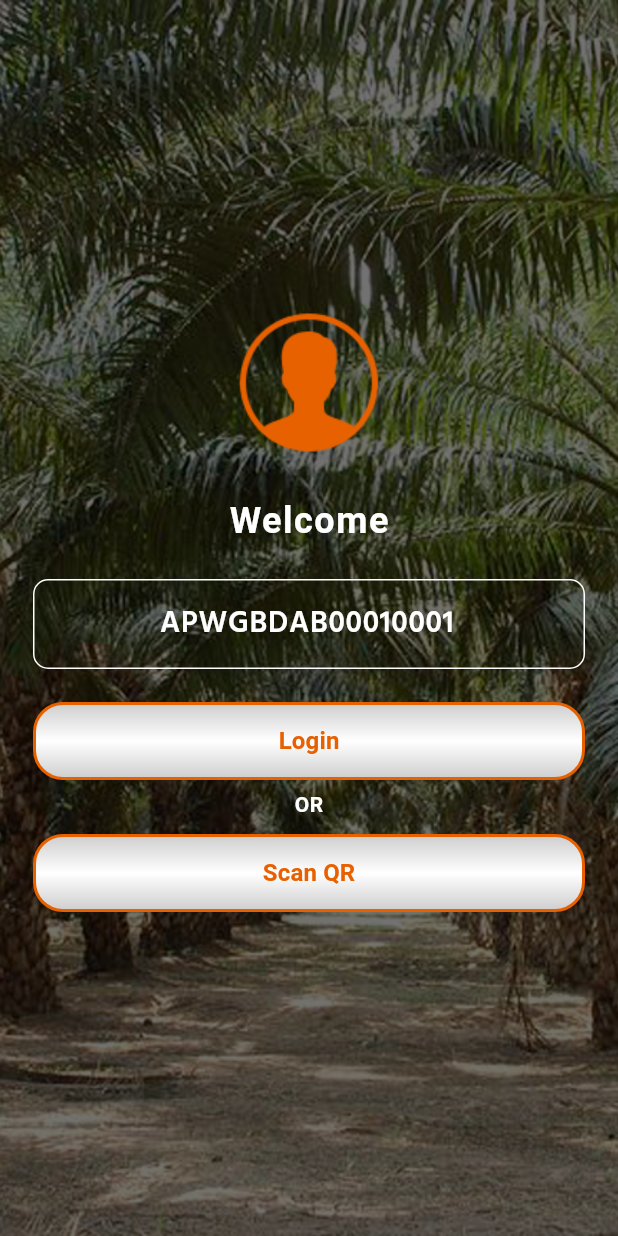
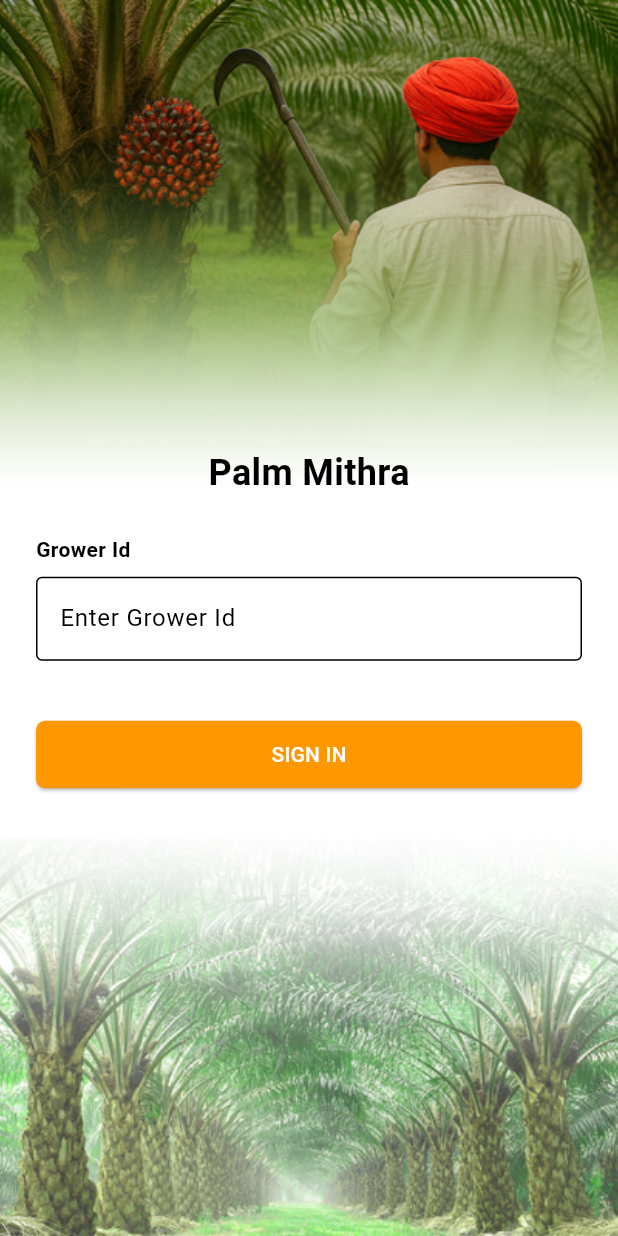
Before and after one commit to CalibrageInfoSystems/PalmMithra-, a Flutter app: the screen it shows after launch, after a tap on "English", on a phone screen of 412 x 824 dp. Run offline on Flutter 3.47's test engine with Material 3 defaults, Android fonts, the phone set to English and light mode, and no system bars; our stand-ins replace audioplayers, auto_animated, badges, cached_network_image, carousel_slider, connectivity and 26 more; missing offline and left inert: animated_read_more_text, digital_signature_flutter, flutter_barcode_scanner, flutter_custom_month_picker, flutter_pdfview, qrscan and 2 more; Roboto replaces fonts that are missing (hind_semibold); project files that could hold a hidden picture were left out.

Commit message:
Splash screen UI

```diff
--- a/lib/app_enterance/splash_screen.dart
+++ b/lib/app_enterance/splash_screen.dart
@@ -7,7 +7,170 @@ import 'package:flutter/services.dart';
 import 'package:shared_preferences/shared_preferences.dart';
 
 import '../screens/main_screen.dart';
+class SplashScreen extends StatefulWidget {
+  const SplashScreen({super.key});
 
+  @override
+  State<SplashScreen> createState() => _SplashScreenState();
+}
+
+class _SplashScreenState extends State<SplashScreen> with TickerProviderStateMixin {
+  late AnimationController _animationController;
+  late Animation<double> _logoScaleAnimation;
+  late AnimationController _bgController;
+  late Animation<double> _bgFadeAnimation;
+  bool isLogin = false;
+  bool welcome = false;
+  int langID = 0;
+  @override
+  void initState() {
+    super.initState();
+    loadData();
+    SystemChrome.setPreferredOrientations(<DeviceOrientation>[
+      DeviceOrientation.portraitDown,
+      DeviceOrientation.portraitUp,
+    ]);
+
+    // App logo scale animation
+    _animationController = AnimationController(
+      vsync: this,
+      duration: const Duration(seconds: 4),
+    );
+
+    _logoScaleAnimation = Tween<double>(begin: 1.0, end: 1.0).animate(
+      CurvedAnimation(parent: _animationController, curve: Curves.easeInOut),
+    );
+
+    // Background fade animation
+    _bgController = AnimationController(
+      vsync: this,
+      duration: const Duration(seconds: 5),
+    );
+
+    _bgFadeAnimation = Tween<double>(begin: 0.0, end: 1.0).animate(
+      CurvedAnimation(parent: _bgController, curve: Curves.easeIn),
+    );
+    _animationController.addStatusListener((status) {
+      if (status == AnimationStatus.completed) {
+  navigateToNextScreen();
+      }
+    });
+    _animationController.forward();
+    _bgController.forward();
+  }
+  void navigateToNextScreen() {
+    if (isLogin) {
+      // Navigate to home screen
+      Navigator.of(context).push(
+        MaterialPageRoute(
+          builder: (context) => const MainScreen(),
+        ),
+      );
+      //  context.go(Routes.homeScreen.path);
+    } else {
+      if (welcome) {
+        Navigator.of(context).push(
+          MaterialPageRoute(
+            builder: (context) => const LoginScreen(),
+          ),
+        );
+        //     context.go(Routes.loginScreen.path);
+      } else {
+        Navigator.of(context).push(
+          MaterialPageRoute(
+            builder: (context) => const LanguageScreen(),
+          ),
+        );
+        // context.go(Routes.languageScreen.path);
+      }
+    }
+  }
+
+
+  @override
+  void dispose() {
+    _animationController.dispose();
+    _bgController.dispose();
+    super.dispose();
+  }
+
+
+  @override
+  Widget build(BuildContext context) {
+    final Size size = MediaQuery.of(context).size;
+
+    return Scaffold(
+      backgroundColor: const Color(0xFFFFF1E0),
+      body: Stack(
+        children: [
+          // Background Image
+          FadeTransition(
+            opacity: _bgFadeAnimation,
+            child: Center(
+              child: Image.asset(
+                'assets/images/palmmitra_splash.png',
+                width: size.width,
+                height: size.width,
+                fit: BoxFit.contain,
+              ),
+            ),
+          ),
+
+          // Centered Logo and Text
+          Align(
+            alignment: Alignment.center,
+            child: Padding(
+              padding: const EdgeInsets.all(20.0),
+              child: Column(
+                mainAxisSize: MainAxisSize.min,
+                children: [
+                  // Animated Logo
+                  AnimatedBuilder(
+                    animation: _animationController,
+                    builder: (context, child) {
+                      return Transform.scale(
+                        scale: _logoScaleAnimation.value,
+                        child: Image.asset(
+                          'assets/images/palm360_logo.png',
+                          width: 180,
+                          height: 180,
+                        ),
+                      );
+                    },
+                  ),
+                const SizedBox(height: 20),
+
+                  // Clean Text
+
+                ],
+              ),
+            ),
+          ),
+          Positioned(
+            top: size.height * 0.6,
+            left: size.width * 0.4,
+
+            child: const TypewriterText(
+            text: "Palm Mithra",
+            color: Color(0xFFCE0E2D),
+          ),)
+
+        ],
+      ),
+    );
+  }
+
+  Future<void> loadData() async {
+    SharedPreferences prefs = await SharedPreferences.getInstance();
+    setState(() {
+      isLogin = prefs.getBool(Constants.isLogin) ?? false;
+      welcome = prefs.getBool(Constants.welcome) ?? false;
+      langID = prefs.getInt("lang") ?? 0;
+    });
+  }
+}
+
+/*
 class SplashScreen extends StatefulWidget {
   const SplashScreen({super.key});
 
@@ -23,6 +186,9 @@ class _SplashScreenState extends State<SplashScreen>
   bool welcome = false;
   int langID = 0;
 
+  late Animation<double> _logoScaleAnimation;
+  late AnimationController _bgController;
+  late Animation<double> _bgFadeAnimation;
   @override
   void initState() {
     super.initState();
@@ -32,7 +198,8 @@ class _SplashScreenState extends State<SplashScreen>
       DeviceOrientation.portraitUp,
     ]);
 
-    _animationController = AnimationController(
+*/
+/*    _animationController = AnimationController(
       vsync: this,
       duration: const Duration(seconds: 5),
     );
@@ -48,9 +215,33 @@ class _SplashScreenState extends State<SplashScreen>
       if (status == AnimationStatus.completed) {
         navigateToNextScreen();
       }
-    });
+    });*//*
+
+
+//    _animationController.forward();
+
+ //App logo scale animation
+    _animationController = AnimationController(
+    vsync: this,
+    duration: const Duration(seconds: 2),
+    );
+
+    _logoScaleAnimation = Tween<double>(begin: 0.8, end: 1.0).animate(
+    CurvedAnimation(parent: _animationController, curve: Curves.easeInOut),
+    );
+
+    // Background fade animation
+    _bgController = AnimationController(
+    vsync: this,
+    duration: const Duration(seconds: 3),
+    );
+
+    _bgFadeAnimation = Tween<double>(begin: 0.0, end: 1.0).animate(
+    CurvedAnimation(parent: _bgController, curve: Curves.easeIn),
+    );
 
     _animationController.forward();
+    _bgController.forward();
   }
 
   void navigateToNextScreen() {
@@ -89,61 +280,64 @@ class _SplashScreenState extends State<SplashScreen>
 
   @override
   Widget build(BuildContext context) {
+    final Size size = MediaQuery.of(context).size;
     return Scaffold(
       body: SingleChildScrollView(
-        child: SizedBox(
-          height: MediaQuery.of(context)
-              .size
-              .height, // Set container height to the screen height
+        child:  SizedBox(
+        height: size.height,
         child: Stack(
         children: [
-              // Background Image
-              Image.asset(
-                'assets/images/palmmitra_splash.png',
-                width: double.infinity,
-                height: double.infinity,
-                fit: BoxFit.cover,
+        // Solid Background Color
+        Container(
+        color: const Color(0xFFFFF1E0),
     ),
-              // Background Color with Opacity
-              // Container(
-              //   color: const Color(0x8D000000), // Background color with opacity
-              // ),
+
+    // Animated Background Image
+    FadeTransition(
+    opacity: _bgFadeAnimation,
+    child: Center(
+    child: Image.asset(
+    'assets/images/palm-mitra-splash.png', // Use your uploaded image
+    width: size.width * 0.8,
+    height: size.width * 0.8,
+    fit: BoxFit.contain,
+    ),
+    ),
+    ),
+
+    // Foreground logo and text
     Center(
     child: Column(
     mainAxisAlignment: MainAxisAlignment.center,
     children: [
-                    // Logo
+    // App logo with scale animation
     AnimatedBuilder(
     animation: _animationController,
-                      builder: (BuildContext context, Widget? child) {
+    builder: (context, child) {
     return Transform.scale(
-                          scale: _animation.value,
+    scale: _logoScaleAnimation.value,
     child: Image.asset(
     'assets/images/palm360_logo.png',
-                            width: 200,
-                            height: 200,
+    width: 150,
+    height: 150,
     ),
     );
     },
     ),
     const SizedBox(height: 16),
+
     const TypewriterText(
     text: "Welcome to Palm Mithra",
     color: Color(0xFFCE0E2D),
     ),
-                  /*  const TypewriterText(
-                      text: "Sowing for a Better Future",
-                      color: Color(0xFFe86100),
-                      fontSize: 18,
-                    ),*/
     ],
     ),
     ),
     ],
+
+
       ),
-        ),
-      ),
-    );
+    )));
   }
 
   Future<void> loadData() async {
@@ -155,7 +349,7 @@ class _SplashScreenState extends State<SplashScreen>
     });
   }
 }
-
+*/
 class TypewriterText extends StatefulWidget {
   final String text;
   final Color color;
--- a/lib/authentication/login_screen.dart
+++ b/lib/authentication/login_screen.dart
@@ -48,6 +48,98 @@ class _LoginScreenState extends State<LoginScreen> {
 
   @override
   Widget build(BuildContext context) {
+  final size = MediaQuery.of(context).size;
+
+  return Scaffold(
+  body: Stack(
+  children: [
+  // Background Image (bottom farm field)
+  Positioned.fill(
+  child: Image.asset(
+    'assets/images/farmer_app_login.jpg',
+  fit: BoxFit.cover,
+  ),
+  ),
+
+
+  // Main Content
+  Center(
+  child: SingleChildScrollView(
+  padding: const EdgeInsets.symmetric(horizontal: 24),
+  child: Column(
+  mainAxisSize: MainAxisSize.min,
+  children: [
+  // Title
+  const Text(
+  "Palm Mithra",
+  style: TextStyle(
+  fontSize: 24,
+  fontWeight: FontWeight.bold,
+  ),
+  ),
+
+
+  const SizedBox(height: 24),
+
+  // Username Field
+  const Align(
+  alignment: Alignment.centerLeft,
+  child: Text(
+  "Grower Id",
+  style: TextStyle(fontWeight: FontWeight.bold),
+  ),
+  ),
+  const SizedBox(height: 8),
+  const TextField(
+  decoration: InputDecoration(
+  border: OutlineInputBorder(),
+  hintText: 'Enter Grower Id',
+  ),
+  controller: null, // Add your controller here
+  ),
+
+  const SizedBox(height: 16),
+
+
+
+  const SizedBox(height: 24),
+
+  // Sign In Button
+  SizedBox(
+  width: double.infinity,
+  height: 45,
+  child: ElevatedButton(
+  style: ElevatedButton.styleFrom(
+  backgroundColor: Colors.orange,
+  shape: RoundedRectangleBorder(
+  borderRadius: BorderRadius.circular(6),
+  ),
+  ),
+  onPressed: () {
+  // TODO: Implement login logic
+  },
+  child: const Text(
+  "SIGN IN",
+  style: TextStyle(color: Colors.white),
+  ),
+  ),
+  ),
+  ],
+  ),
+  ),
+  ),
+
+
+
+  ],
+  ),
+  );
+  }
+
+/*
+
+  @override
+  Widget build(BuildContext context) {
     return WillPopScope(
         onWillPop: () async {
           if (Platform.isAndroid) {
@@ -68,7 +160,7 @@ class _LoginScreenState extends State<LoginScreen> {
               child: Stack(
                 children: [
                   Image.asset(
-                    'assets/images/appbg.png',
+                    'assets/images/farmer_app_login.jpg',
                     width: double.infinity,
                     height: double.infinity,
                     fit: BoxFit.cover,
@@ -81,16 +173,7 @@ class _LoginScreenState extends State<LoginScreen> {
                     child: Column(
                       mainAxisAlignment: MainAxisAlignment.start,
                       children: [
-                        Align(
-                          alignment: Alignment.topCenter,
-                          child: Image.asset(
-                            'assets/images/ic_user.png',
-                            width: 200,
-                            height: 150,
-                          ),
-                        ),
-                        Text(tr(LocaleKeys.welcome),
-                            style: CommonStyles.txSty_24w),
+
                         Padding(
                           padding: const EdgeInsets.only(
                               top: 22.0, left: 22.0, right: 22.0),
@@ -265,6 +348,7 @@ class _LoginScreenState extends State<LoginScreen> {
           ),
         ));
   }
+*/
 
   Future<void> onLoginPressed() async {
     String farmerIdText = _farmercodeController.text.trim();
```
Also changed, not shown: assets/images/farmer_app_login.jpg (added). Lines whose indentation alone changed are shown as unchanged.
